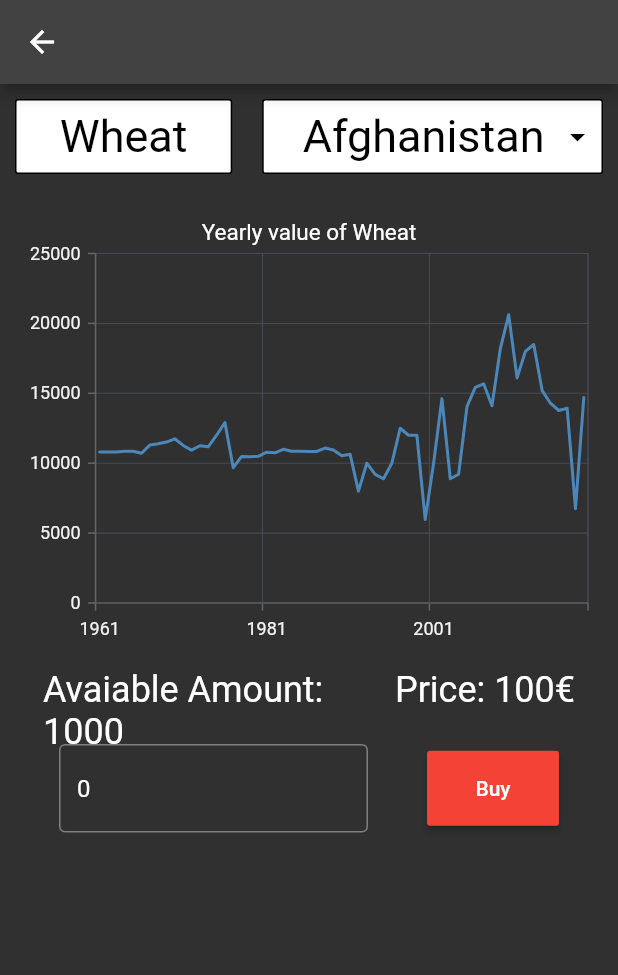
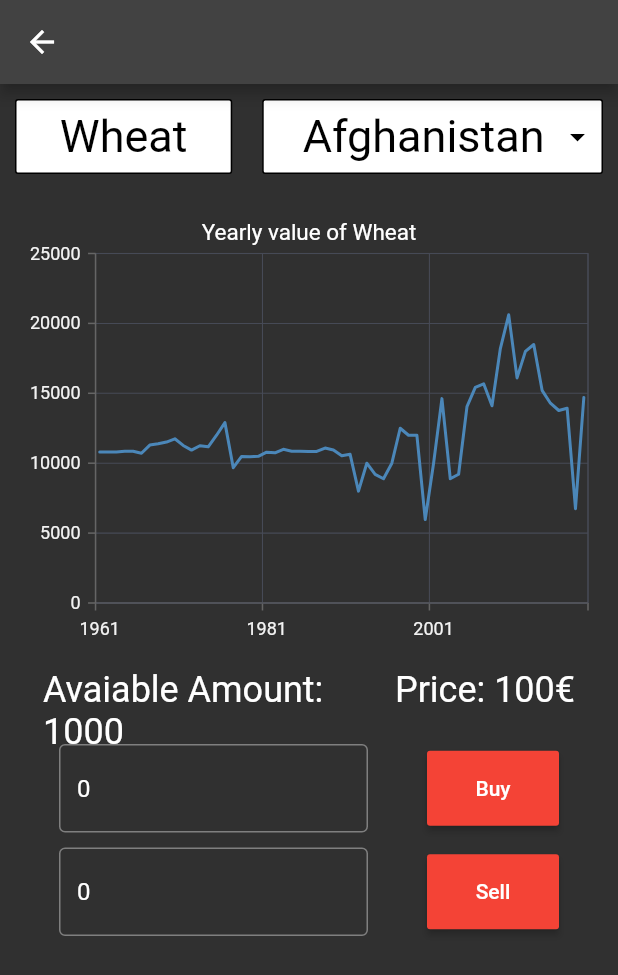
Before and after one commit to ntsd/alpha-interface, a Flutter app: the screen it shows after launch, after a tap on "Wheat", on a phone screen of 412 x 824 dp. Shown: the top 975 px of the screen. Run offline on Flutter 3.47's test engine with Material 2 defaults, Android fonts, the phone set to English and light mode, and no system bars; our stand-ins replace syncfusion_flutter_charts.

Commit message:
Added sell functionality

```diff
--- a/src/frontend/alpha_interface_app/lib/screens/product_info.dart
+++ b/src/frontend/alpha_interface_app/lib/screens/product_info.dart
@@ -20,7 +20,9 @@ class _ProductInfoState extends State<ProductInfo> {
   List<_SalesData> data = [];
   int avaiableAmount = 1000;
   final TextEditingController _controller = TextEditingController();
+  final TextEditingController _sellController = TextEditingController();
   int buyAmount = 0;
+  int sellAmount = 0;
 
   @override
   void initState() {
@@ -28,6 +30,7 @@ class _ProductInfoState extends State<ProductInfo> {
     super.initState();
     loadJson();
     _controller.text = "0";
+    _sellController.text = "0";
   }
 
   loadJson() async {
@@ -170,12 +173,13 @@ class _ProductInfoState extends State<ProductInfo> {
                     flex: 1,
                     child: Container(
                       child: TextFormField(
+                        keyboardType: TextInputType.number,
                         controller: _controller,
                         decoration:
                             const InputDecoration(border: OutlineInputBorder()),
-                            onChanged: (value) {
-                              buyAmount = int.parse(value);
-                            },
+                        onChanged: (value) {
+                          buyAmount = int.parse(value);
+                        },
                       ),
                     ),
                   ),
@@ -201,6 +205,59 @@ class _ProductInfoState extends State<ProductInfo> {
                                         onPressed: () {
                                           avaiableAmount =
                                               avaiableAmount - buyAmount;
+                                          setState(() {});
+                                          Navigator.pop(context);
+                                        },
+                                        child: Text("Close"))
+                                  ],
+                                );
+                              });
+                        },
+                      ),
+                    ),
+                  ),
+                ],
+              ),
+              SizedBox(height: 10),
+              Row(
+                mainAxisAlignment: MainAxisAlignment.spaceEvenly,
+                children: [
+                  Flexible(
+                    flex: 1,
+                    child: Container(
+                      child: TextFormField(
+                        keyboardType: TextInputType.number,
+                        controller: _sellController,
+                        decoration:
+                            const InputDecoration(border: OutlineInputBorder()),
+                        onChanged: (value) {
+                          buyAmount = int.parse(value);
+                        },
+                      ),
+                    ),
+                  ),
+                  Flexible(
+                    flex: 1,
+                    child: Container(
+                      height: 50,
+                      child: RaisedButton(
+                        color: Colors.red,
+                        child: Text(
+                          "Sell",
+                          style: TextStyle(color: Colors.white),
+                        ),
+                        onPressed: () {
+                          showDialog(
+                              context: context,
+                              builder: (context) {
+                                return AlertDialog(
+                                  title: Text("Success"),
+                                  content: Text("Order Completed."),
+                                  actions: [
+                                    TextButton(
+                                        onPressed: () {
+                                          avaiableAmount =
+                                              avaiableAmount + buyAmount;
                                           setState(() {});
                                           Navigator.pop(context);
                                         },
```
